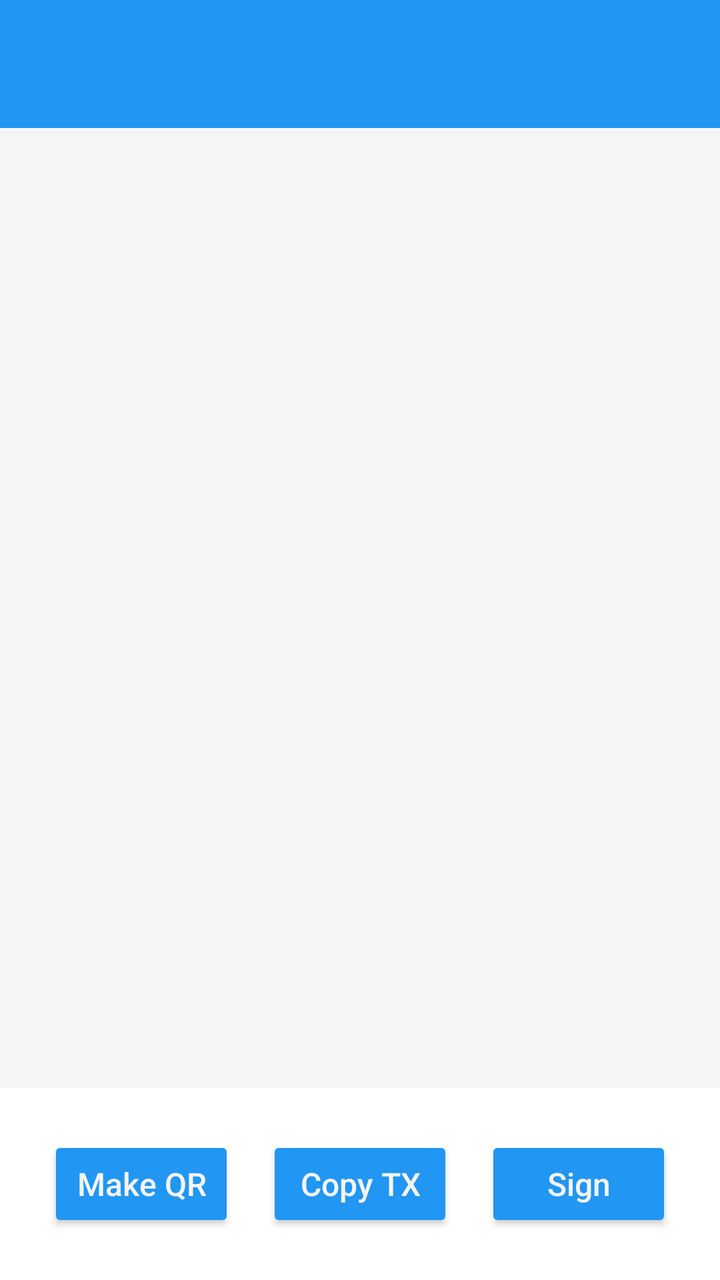
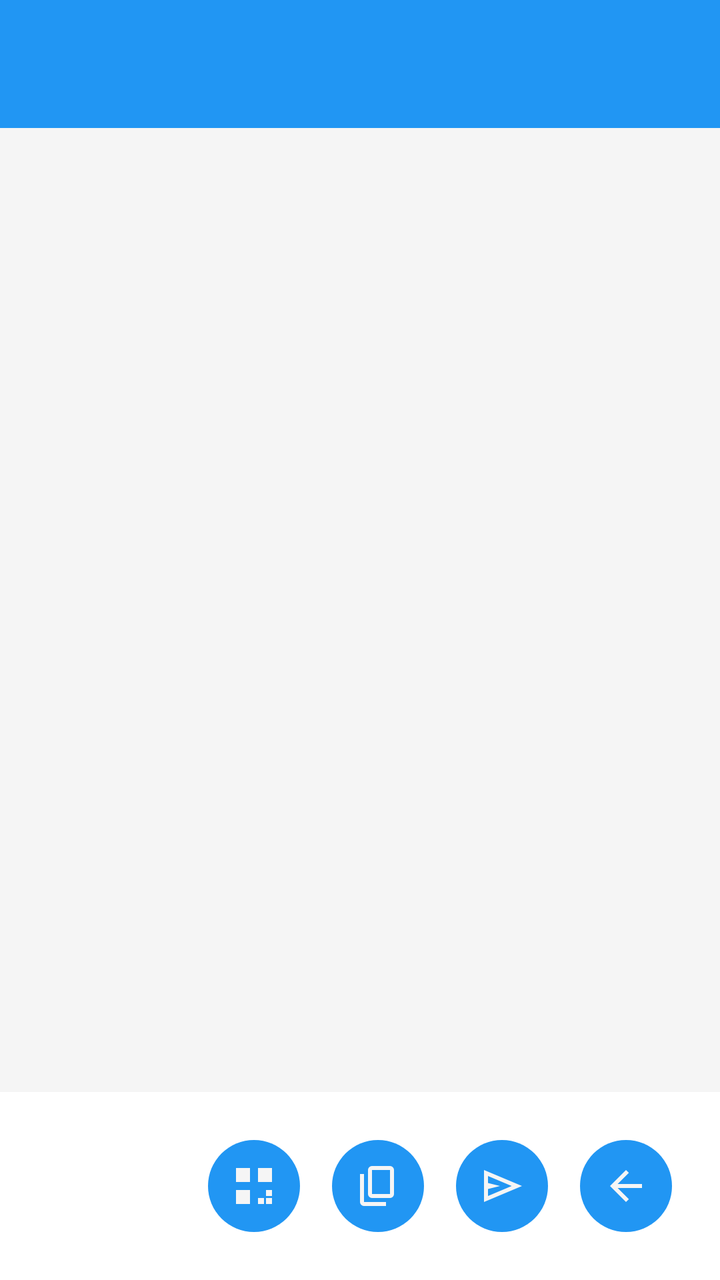

Screens rendered from an Android XML layout before and after an edit, with the pre-edit source and the edit as a unified diff.
<!-- AndroidManifest.xml: application theme Theme.Freer -->
<!-- res/layout/activity_send_tx.xml -->
<?xml version="1.0" encoding="utf-8"?>
<LinearLayout xmlns:android="http://schemas.android.com/apk/res/android"
    android:layout_width="match_parent"
    android:layout_height="match_parent"
    android:orientation="vertical"
    android:background="@color/main_background">

    <include layout="@layout/common_toolbar" />

    <ScrollView
        android:layout_width="match_parent"
        android:layout_height="0dp"
        android:layout_weight="1">

        <LinearLayout
            android:layout_width="match_parent"
            android:layout_height="wrap_content"
            android:orientation="vertical"
            android:padding="16dp">

            <LinearLayout
                android:id="@+id/fragmentContainer"
                android:layout_width="match_parent"
                android:layout_height="wrap_content"
                android:orientation="vertical"
                android:layout_marginBottom="16dp"
                />

        </LinearLayout>
    </ScrollView>

    <LinearLayout
        android:id="@+id/buttonContainer"
        android:layout_width="match_parent"
        android:layout_height="wrap_content"
        android:orientation="horizontal"
        android:gravity="end"
        android:padding="16dp"
        android:background="?android:attr/windowBackground">

        <Button
            android:id="@+id/makeQrButton"
            style="@style/ButtonStyle"
            android:layout_width="wrap_content"
            android:layout_height="wrap_content"
            android:text="@string/make_qr"
            android:layout_marginEnd="8dp"/>

        <Button
            android:id="@+id/copyButton"
            style="@style/ButtonStyle"
            android:layout_width="wrap_content"
            android:layout_height="wrap_content"
            android:text="@string/copy_tx"
            android:layout_marginEnd="8dp"/>

        <Button
            android:id="@+id/signButton"
            style="@style/ButtonStyle"
            android:layout_width="wrap_content"
            android:layout_height="wrap_content"
            android:text="@string/sign"/>

    </LinearLayout>
</LinearLayout>
<!-- res/layout/common_toolbar.xml (included above) -->
<?xml version="1.0" encoding="utf-8"?>
<androidx.appcompat.widget.Toolbar xmlns:android="http://schemas.android.com/apk/res/android"
    xmlns:app="http://schemas.android.com/apk/res-auto"
    android:id="@+id/toolbar"
    android:layout_width="match_parent"
    android:layout_height="?attr/actionBarSize"
    android:background="@color/colorAccent"
    android:theme="@style/ThemeOverlay.Freer.Toolbar">

    <LinearLayout
        android:id="@+id/toolbar_fid_container"
        android:layout_width="wrap_content"
        android:layout_height="match_parent"
        android:layout_gravity="end"
        android:orientation="horizontal"
        android:gravity="center_vertical"
        android:paddingEnd="4dp"
        android:paddingStart="16dp"
        android:visibility="gone"
        android:clickable="true"
        android:focusable="true"
        android:background="?android:attr/selectableItemBackground">

        <TextView
            android:id="@+id/toolbar_fid_text"
            android:layout_width="wrap_content"
            android:layout_height="wrap_content"
            android:layout_marginEnd="8dp"
            android:text="FID123456789..."
            android:textColor="@android:color/white"
            android:textSize="14sp"
            android:maxLines="1"
            android:ellipsize="none" />

        <ImageView
            android:id="@+id/toolbar_avatar"
            android:layout_width="42dp"
            android:layout_height="42dp"
            android:background="@color/colorAccent"
            android:scaleType="centerCrop"
            android:contentDescription="@string/avatar" />

    </LinearLayout>

</androidx.appcompat.widget.Toolbar>
<!-- resources referenced by this layout -->
<resources>
  <color name="colorAccent">#2196F3</color>
  <color name="main_background">#F5F5F5</color>
  <string name="avatar">Avatar</string>
  <string name="copy_tx">Copy TX</string>
  <string name="make_qr">Make QR</string>
  <string name="sign">Sign</string>
  <style name="ButtonStyle">
          <item name="android:textColor">@color/main_background</item>
          <item name="android:backgroundTint">@color/colorAccent</item>
          <item name="android:paddingStart">8dp</item>
          <item name="android:paddingEnd">8dp</item>
          <item name="android:paddingTop">8dp</item>
          <item name="android:paddingBottom">8dp</item>
          <item name="android:textSize">16sp</item>
          <item name="android:textAllCaps">false</item>
          <item name="android:layout_width">wrap_content</item>
          <item name="android:layout_height">@dimen/button_height</item>
          <item name="android:layout_weight">1</item>
          <item name="android:layout_marginStart">4dp</item>
          <item name="android:layout_marginEnd">4dp</item>
          <item name="android:layout_margin">8dp</item>
          <item name="android:layout_gravity">center</item>
      </style>
  <style name="ThemeOverlay.Freer.Toolbar" parent="ThemeOverlay.AppCompat.ActionBar">
          <item name="android:textColorPrimary">@color/main_background</item>
          <item name="android:textColorSecondary">@color/main_background</item>
      </style>
  <style name="Theme.Freer" parent="Base.Theme.Freer" />
  <dimen name="button_height">52dp</dimen>
  <!-- unchanged entries left out for length: 1 -->
</resources>

<!-- the commit's change to res/layout/activity_send_tx.xml (unified diff, before → after) -->
@@ -34,32 +34,33 @@
         android:layout_width="match_parent"
         android:layout_height="wrap_content"
         android:orientation="horizontal"
-        android:gravity="end"
         android:padding="16dp"
-        android:background="?android:attr/windowBackground">
+        android:background="?android:attr/windowBackground"
+        android:gravity="end">
 
-        <Button
+        <ImageButton
             android:id="@+id/makeQrButton"
-            style="@style/ButtonStyle"
-            android:layout_width="wrap_content"
-            android:layout_height="wrap_content"
-            android:text="@string/make_qr"
-            android:layout_marginEnd="8dp"/>
+            style="@style/ImageButtonStyle"
+            android:src="@drawable/ic_make_qr"
+            android:contentDescription="@string/make_qr" />
 
-        <Button
+        <ImageButton
             android:id="@+id/copyButton"
-            style="@style/ButtonStyle"
-            android:layout_width="wrap_content"
-            android:layout_height="wrap_content"
-            android:text="@string/copy_tx"
-            android:layout_marginEnd="8dp"/>
+            style="@style/ImageButtonStyle"
+            android:src="@drawable/ic_copy"
+            android:contentDescription="@string/copy_tx" />
 
-        <Button
+        <ImageButton
             android:id="@+id/signButton"
-            style="@style/ButtonStyle"
-            android:layout_width="wrap_content"
-            android:layout_height="wrap_content"
-            android:text="@string/sign"/>
+            style="@style/ImageButtonStyle"
+            android:src="@drawable/ic_send"
+            android:contentDescription="@string/sign" />
+
+        <ImageButton
+            android:id="@+id/back_button"
+            style="@style/ImageButtonStyle"
+            android:src="@drawable/ic_back"
+            android:contentDescription="@string/back" />
 
     </LinearLayout>
 </LinearLayout>
@@ -70,7 +71,7 @@
     android:id="@+id/toolbar"
     android:layout_width="match_parent"
     android:layout_height="?attr/actionBarSize"
-    android:background="@color/colorAccent"
+    android:background="@color/accent"
     android:theme="@style/ThemeOverlay.Freer.Toolbar">
 
     <LinearLayout
@@ -79,30 +80,31 @@
         android:layout_height="match_parent"
         android:layout_gravity="end"
         android:orientation="horizontal"
-        android:gravity="center_vertical"
-        android:paddingEnd="4dp"
-        android:paddingStart="16dp"
+        android:gravity="end|center_vertical"
         android:visibility="gone"
         android:clickable="true"
         android:focusable="true"
+        android:paddingStart="8dp"
+        android:paddingEnd="16dp"
         android:background="?android:attr/selectableItemBackground">
 
         <TextView
             android:id="@+id/toolbar_fid_text"
-            android:layout_width="wrap_content"
+            android:layout_width="130dp"
             android:layout_height="wrap_content"
-            android:layout_marginEnd="8dp"
-            android:text="FID123456789..."
-            android:textColor="@android:color/white"
+            android:textColor="@color/main_background"
+            android:paddingStart="8dp"
+            android:paddingEnd="4dp"
             android:textSize="14sp"
             android:maxLines="1"
-            android:ellipsize="none" />
+            android:gravity="end"
+            android:ellipsize="middle" />
 
         <ImageView
             android:id="@+id/toolbar_avatar"
             android:layout_width="42dp"
             android:layout_height="42dp"
-            android:background="@color/colorAccent"
+            android:background="@color/accent"
             android:scaleType="centerCrop"
             android:contentDescription="@string/avatar" />
 
<!-- resource entries referenced after the edit -->
@@ -1,34 +1,79 @@
 <!-- resources referenced by this layout -->
 <resources>
-  <color name="colorAccent">#2196F3</color>
+  <color name="accent">#2196F3</color>
   <color name="main_background">#F5F5F5</color>
+  <!-- drawable ic_back (drawable) -->
+  <vector xmlns:android="http://schemas.android.com/apk/res/android"
+      android:width="24dp"
+      android:height="24dp"
+      android:viewportWidth="960"
+      android:viewportHeight="960">
+    <path
+        android:pathData="m313,520 l224,224 -57,56 -320,-320 320,-320 57,56 -224,224h487v80L313,520Z"
+        android:fillColor="@color/main_background"/>
+  </vector>
+  <!-- drawable ic_copy (drawable) -->
+  <vector xmlns:android="http://schemas.android.com/apk/res/android"
+      android:width="24dp"
+      android:height="24dp"
+      android:viewportWidth="960"
+      android:viewportHeight="960">
+    <path
+        android:pathData="M360,720q-33,0 -56.5,-23.5T280,640v-480q0,-33 23.5,-56.5T360,80h360q33,0 56.5,23.5T800,160v480q0,33 -23.5,56.5T720,720L360,720ZM360,640h360v-480L360,160v480ZM200,880q-33,0 -56.5,-23.5T120,800v-560h80v560h440v80L200,880ZM360,640v-480,480Z"
+        android:fillColor="@color/accent"/>
+  </vector>
+  <!-- drawable ic_make_qr (drawable) -->
+  <?xml version="1.0" encoding="utf-8"?>
+  <vector xmlns:android="http://schemas.android.com/apk/res/android"
+      android:width="24dp"
+      android:height="24dp"
+      android:viewportWidth="24"
+      android:viewportHeight="24"
+      android:tint="@color/accent">
+      <path
+          android:fillColor="@color/text"
+          android:pathData="M3,3h7v7h-7zM14,3h7v7h-7zM3,14h7v7h-7z"/>
+      <path
+          android:fillColor="@color/text"
+          android:pathData="M18,14h3v3h-3zM14,18h3v3h-3zM18,18h3v3h-3z"/>
+  </vector>
+  <!-- drawable ic_send (drawable) -->
+  <vector xmlns:android="http://schemas.android.com/apk/res/android"
+      android:width="24dp"
+      android:height="24dp"
+      android:viewportWidth="960"
+      android:viewportHeight="960">
+    <path
+        android:pathData="M120,800v-640l760,320 -760,320ZM200,680 L674,480 200,280v140l240,60 -240,60v140ZM200,680v-400,400Z"
+        android:fillColor="@color/warning"/>
+  </vector>
   <string name="avatar">Avatar</string>
+  <string name="back">Back</string>
   <string name="copy_tx">Copy TX</string>
   <string name="make_qr">Make QR</string>
   <string name="sign">Sign</string>
-  <style name="ButtonStyle">
-          <item name="android:textColor">@color/main_background</item>
-          <item name="android:backgroundTint">@color/colorAccent</item>
-          <item name="android:paddingStart">8dp</item>
-          <item name="android:paddingEnd">8dp</item>
-          <item name="android:paddingTop">8dp</item>
-          <item name="android:paddingBottom">8dp</item>
-          <item name="android:textSize">16sp</item>
-          <item name="android:textAllCaps">false</item>
-          <item name="android:layout_width">wrap_content</item>
-          <item name="android:layout_height">@dimen/button_height</item>
-          <item name="android:layout_weight">1</item>
-          <item name="android:layout_marginStart">4dp</item>
-          <item name="android:layout_marginEnd">4dp</item>
+  <style name="ImageButtonStyle">
+          <item name="android:layout_width">46dp</item>
+          <item name="android:layout_height">46dp</item>
           <item name="android:layout_margin">8dp</item>
-          <item name="android:layout_gravity">center</item>
+          <item name="android:background">@drawable/bg_round_accent</item>
+          <item name="android:tint">@color/main_background</item>
+          <item name="android:scaleType">centerInside</item>
+          <item name="android:padding">8dp</item>
       </style>
   <style name="ThemeOverlay.Freer.Toolbar" parent="ThemeOverlay.AppCompat.ActionBar">
           <item name="android:textColorPrimary">@color/main_background</item>
           <item name="android:textColorSecondary">@color/main_background</item>
       </style>
   <style name="Theme.Freer" parent="Base.Theme.Freer" />
-  <dimen name="button_height">52dp</dimen>
+  <color name="text">#000000</color>
+  <color name="warning">#FF9800</color>
+  <!-- drawable bg_round_accent (drawable) -->
+  <?xml version="1.0" encoding="utf-8"?>
+  <shape xmlns:android="http://schemas.android.com/apk/res/android"
+      android:shape="oval">
+      <solid android:color="@color/accent" />
+  </shape>
   <!-- unchanged entries left out for length: 1 -->
 </resources>
 
